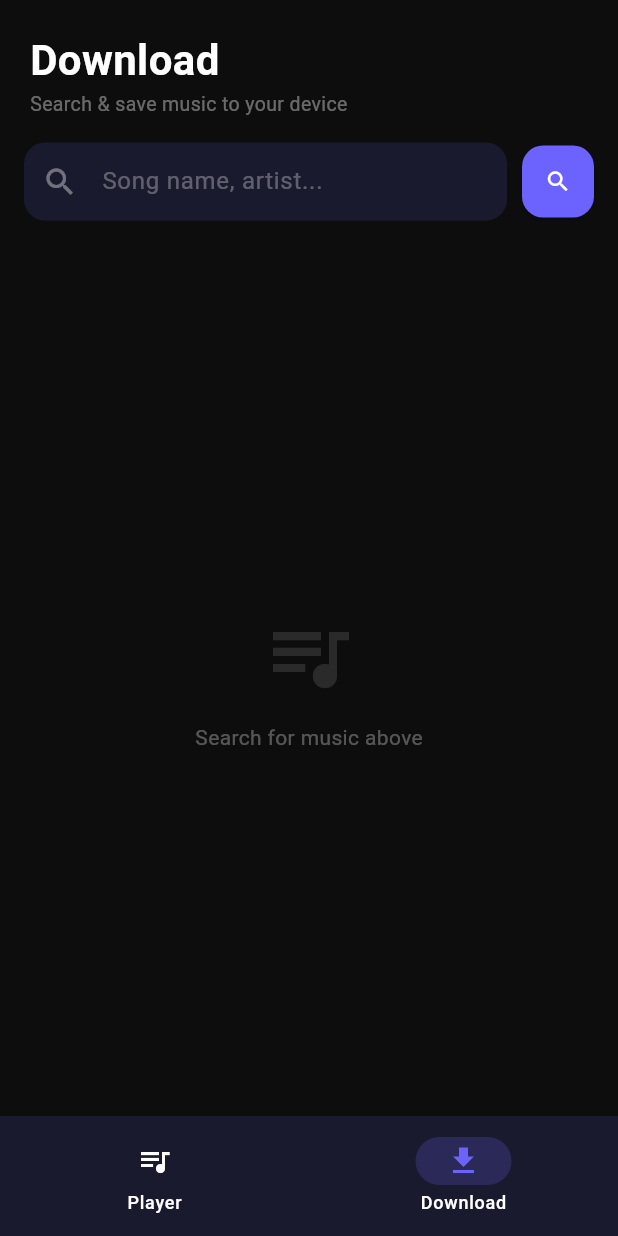
After one commit to Dnggr/Resonance, a Flutter app: the screen it shows after launch, item 2 of the bottom bar chosen, on a phone screen of 412 x 824 dp. The commit adds this screen. Run offline on Flutter 3.47's test engine with Material 3 defaults, Android fonts, the phone set to English and light mode, and no system bars; our stand-ins replace dio, get, permission_handler; missing offline and left inert: youtube_explode_dart.

Commit message:
phase 2: Downloader service, search, queue UI

```diff
--- /dev/null
+++ b/lib/features/downloader/screens/downloader_screen.dart
@@ -0,0 +1,174 @@
+import 'package:flutter/material.dart';
+import 'package:get/get.dart';
+import '../../../core/theme/app_theme.dart';
+import '../services/downloader_service.dart';
+import '../widgets/search_result_card.dart';
+import '../widgets/download_queue_tile.dart';
+
+class DownloaderScreen extends StatefulWidget {
+  const DownloaderScreen({super.key});
+
+  @override
+  State<DownloaderScreen> createState() => _DownloaderScreenState();
+}
+
+class _DownloaderScreenState extends State<DownloaderScreen> {
+  final DownloaderService _svc = Get.put(DownloaderService());
+  final TextEditingController _searchCtrl = TextEditingController();
+
+  @override
+  void dispose() {
+    _searchCtrl.dispose();
+    super.dispose();
+  }
+
+  @override
+  Widget build(BuildContext context) {
+    return Scaffold(
+      backgroundColor: AppTheme.background,
+      body: SafeArea(
+        child: Column(
+          crossAxisAlignment: CrossAxisAlignment.start,
+          children: [
+            // ── Header ──────────────────────────────────────
+            Padding(
+              padding: const EdgeInsets.fromLTRB(20, 20, 20, 0),
+              child: Column(
+                crossAxisAlignment: CrossAxisAlignment.start,
+                children: [
+                  const Text('Download',
+                      style: TextStyle(
+                          color: Colors.white,
+                          fontSize: 28,
+                          fontWeight: FontWeight.bold)),
+                  Text('Search & save music to your device',
+                      style: TextStyle(color: Colors.white38, fontSize: 13)),
+                ],
+              ),
+            ),
+            const SizedBox(height: 16),
+
+            // ── Search Bar ───────────────────────────────────
+            Padding(
+              padding: const EdgeInsets.symmetric(horizontal: 16),
+              child: Row(children: [
+                Expanded(
+                  child: TextField(
+                    controller: _searchCtrl,
+                    style: const TextStyle(color: Colors.white),
+                    decoration: InputDecoration(
+                      hintText: 'Song name, artist...',
+                      hintStyle: const TextStyle(color: Colors.white30),
+                      prefixIcon:
+                          const Icon(Icons.search, color: Colors.white38),
+                      filled: true,
+                      fillColor: AppTheme.surface,
+                      border: OutlineInputBorder(
+                        borderRadius: BorderRadius.circular(14),
+                        borderSide: BorderSide.none,
+                      ),
+                      contentPadding: const EdgeInsets.symmetric(vertical: 14),
+                    ),
+                    onSubmitted: _svc.searchMusic,
+                  ),
+                ),
+                const SizedBox(width: 10),
+                Obx(() => _svc.searchStatus.value == DownloadStatus.searching
+                    ? const SizedBox(
+                        width: 48,
+                        height: 48,
+                        child: Center(
+                            child: CircularProgressIndicator(
+                                strokeWidth: 2, color: AppTheme.primary)))
+                    : ElevatedButton(
+                        onPressed: () => _svc.searchMusic(_searchCtrl.text),
+                        style: ElevatedButton.styleFrom(
+                          backgroundColor: AppTheme.primary,
+                          shape: RoundedRectangleBorder(
+                              borderRadius: BorderRadius.circular(14)),
+                          minimumSize: const Size(48, 48),
+                          padding: EdgeInsets.zero,
+                        ),
+                        child: const Icon(Icons.search, color: Colors.white),
+                      )),
+              ]),
+            ),
+            const SizedBox(height: 16),
+
+            // ── Download Queue ───────────────────────────────
+            Obx(() {
+              if (_svc.downloadQueue.isEmpty) return const SizedBox.shrink();
+              return Column(
+                crossAxisAlignment: CrossAxisAlignment.start,
+                children: [
+                  Padding(
+                    padding: const EdgeInsets.fromLTRB(20, 0, 20, 8),
+                    child: Row(
+                      mainAxisAlignment: MainAxisAlignment.spaceBetween,
+                      children: [
+                        Text('Queue (${_svc.downloadQueue.length})',
+                            style: const TextStyle(
+                                color: Colors.white70,
+                                fontSize: 13,
+                                fontWeight: FontWeight.w600)),
+                        GestureDetector(
+                          onTap: _svc.clearCompleted,
+                          child: const Text('Clear done',
+                              style: TextStyle(
+                                  color: AppTheme.primary, fontSize: 12)),
+                        ),
+                      ],
+                    ),
+                  ),
+                  ...(_svc.downloadQueue.map((task) => DownloadQueueTile(
+                        task: task,
+                        onRemove: () => _svc.removeFromQueue(task),
+                      ))),
+                  const Divider(color: Colors.white10, height: 24),
+                ],
+              );
+            }),
+
+            // ── Search Results ───────────────────────────────
+            Expanded(
+              child: Obx(() {
+                if (_svc.searchStatus.value == DownloadStatus.error) {
+                  return Center(
+                    child: Text(_svc.searchError.value,
+                        style: const TextStyle(color: AppTheme.accent)),
+                  );
+                }
+                if (_svc.searchResults.isEmpty &&
+                    _svc.searchStatus.value == DownloadStatus.idle) {
+                  return const Center(
+                    child: Column(
+                      mainAxisSize: MainAxisSize.min,
+                      children: [
+                        Icon(Icons.queue_music,
+                            size: 64, color: Colors.white12),
+                        SizedBox(height: 12),
+                        Text('Search for music above',
+                            style: TextStyle(color: Colors.white30)),
+                      ],
+                    ),
+                  );
+                }
+                return ListView.builder(
+                  itemCount: _svc.searchResults.length,
+                  padding: const EdgeInsets.only(bottom: 16),
+                  itemBuilder: (_, i) {
+                    final video = _svc.searchResults[i];
+                    return SearchResultCard(
+                      video: video,
+                      onDownload: (fmt) => _svc.downloadTrack(video, fmt),
+                    );
+                  },
+                );
+              }),
+            ),
+          ],
+        ),
+      ),
+    );
+  }
+}
--- /dev/null
+++ b/lib/features/downloader/services/downloader_service.dart
@@ -0,0 +1,178 @@
+import 'dart:io';
+import 'package:dio/dio.dart';
+import 'package:path_provider/path_provider.dart';
+import 'package:permission_handler/permission_handler.dart';
+import 'package:youtube_explode_dart/youtube_explode_dart.dart';
+import 'package:get/get.dart';
+
+enum DownloadFormat { mp3, mp4, flac }
+
+enum DownloadStatus { idle, searching, downloading, done, error }
+
+class DownloadTask {
+  final String videoId;
+  final String title;
+  final String thumbnail;
+  final DownloadFormat format;
+  RxDouble progress = 0.0.obs;
+  Rx<DownloadStatus> status = DownloadStatus.idle.obs;
+  String? filePath;
+  String? errorMessage;
+
+  DownloadTask({
+    required this.videoId,
+    required this.title,
+    required this.thumbnail,
+    required this.format,
+  });
+}
+
+class DownloaderService extends GetxController {
+  final YoutubeExplode _yt = YoutubeExplode();
+  final Dio _dio = Dio();
+
+  RxList<Video> searchResults = <Video>[].obs;
+  RxList<DownloadTask> downloadQueue = <DownloadTask>[].obs;
+  Rx<DownloadStatus> searchStatus = DownloadStatus.idle.obs;
+  RxString searchError = ''.obs;
+
+  // ─── Search ───────────────────────────────────────────────
+  Future<void> searchMusic(String query) async {
+    if (query.trim().isEmpty) return;
+    searchResults.clear();
+    searchStatus.value = DownloadStatus.searching;
+    searchError.value = '';
+
+    try {
+      final results = await _yt.search.search(query);
+      searchResults.assignAll(results);
+      searchStatus.value = DownloadStatus.idle;
+    } catch (e) {
+      searchStatus.value = DownloadStatus.error;
+      searchError.value = 'Search failed: ${e.toString()}';
+    }
+  }
+
+  // ─── Download ─────────────────────────────────────────────
+  Future<void> downloadTrack(Video video, DownloadFormat format) async {
+    final task = DownloadTask(
+      videoId: video.id.value,
+      title: video.title,
+      thumbnail: video.thumbnails.mediumResUrl,
+      format: format,
+    );
+    downloadQueue.add(task);
+    task.status.value = DownloadStatus.downloading;
+
+    try {
+      // 1. Check & request storage permission
+      final hasPermission = await _requestStoragePermission();
+      if (!hasPermission) {
+        task.status.value = DownloadStatus.error;
+        task.errorMessage = 'Storage permission denied';
+        return;
+      }
+
+      // 2. Get the save directory
+      final saveDir = await _getMusicDirectory();
+
+      // 3. Sanitize filename
+      final safeName = video.title
+          .replaceAll(RegExp(r'[\\/:*?"<>|]'), '_')
+          .substring(0, video.title.length.clamp(0, 80));
+      final ext = format == DownloadFormat.mp4 ? 'mp4' : 'mp3';
+      final filePath = '${saveDir.path}/$safeName.$ext';
+
+      if (format == DownloadFormat.mp4) {
+        await _downloadVideo(video.id, filePath, task);
+      } else {
+        await _downloadAudio(video.id, filePath, task);
+      }
+
+      task.filePath = filePath;
+      task.status.value = DownloadStatus.done;
+    } catch (e) {
+      task.status.value = DownloadStatus.error;
+      task.errorMessage = e.toString();
+    }
+  }
+
+  Future<void> _downloadAudio(
+      VideoId videoId, String filePath, DownloadTask task) async {
+    final manifest = await _yt.videos.streamsClient.getManifest(videoId);
+    final streamInfo = manifest.audioOnly.withHighestBitrate();
+    final stream = _yt.videos.streamsClient.get(streamInfo);
+
+    final file = File(filePath);
+    final sink = file.openWrite();
+    final totalBytes = streamInfo.size.totalBytes;
+    int downloaded = 0;
+
+    await for (final chunk in stream) {
+      sink.add(chunk);
+      downloaded += chunk.length;
+      task.progress.value = downloaded / totalBytes;
+    }
+    await sink.flush();
+    await sink.close();
+  }
+
+  Future<void> _downloadVideo(
+      VideoId videoId, String filePath, DownloadTask task) async {
+    final manifest = await _yt.videos.streamsClient.getManifest(videoId);
+    final streamInfo = manifest.muxed.withHighestBitrate();
+
+    final response = await _dio.download(
+      streamInfo.url.toString(),
+      filePath,
+      onReceiveProgress: (received, total) {
+        if (total > 0) task.progress.value = received / total;
+      },
+    );
+
+    if (response.statusCode != 200) {
+      throw Exception('Download failed: HTTP ${response.statusCode}');
+    }
+  }
+
+  // ─── Permissions & Directory ──────────────────────────────
+  Future<bool> _requestStoragePermission() async {
+    if (Platform.isAndroid) {
+      if (await Permission.audio.isGranted) return true;
+      final result = await Permission.audio.request();
+      if (result.isGranted) return true;
+      // Fallback for older Android
+      final legacy = await Permission.storage.request();
+      return legacy.isGranted;
+    }
+    return true;
+  }
+
+  Future<Directory> _getMusicDirectory() async {
+    // Tries external Music folder first, falls back to app documents
+    try {
+      final extDirs =
+          await getExternalStorageDirectories(type: StorageDirectory.music);
+      if (extDirs != null && extDirs.isNotEmpty) {
+        final dir = extDirs.first;
+        if (!await dir.exists()) await dir.create(recursive: true);
+        return dir;
+      }
+    } catch (_) {}
+    // Fallback
+    final appDir = await getApplicationDocumentsDirectory();
+    final musicDir = Directory('${appDir.path}/Music');
+    if (!await musicDir.exists()) await musicDir.create(recursive: true);
+    return musicDir;
+  }
+
+  void removeFromQueue(DownloadTask task) => downloadQueue.remove(task);
+  void clearCompleted() =>
+      downloadQueue.removeWhere((t) => t.status.value == DownloadStatus.done);
+
+  @override
+  void onClose() {
+    _yt.close();
+    super.onClose();
+  }
+}
--- a/lib/main.dart
+++ b/lib/main.dart
@@ -2,6 +2,7 @@ import 'package:flutter/material.dart';
 import 'package:get/get.dart';
 import 'core/theme/app_theme.dart';
 import 'features/player/screens/player_screen.dart';
+import 'features/downloader/screens/downloader_screen.dart';
 
 void main() {
   runApp(const ResonanceApp());
@@ -16,7 +17,48 @@ class ResonanceApp extends StatelessWidget {
       title: 'Resonance',
       debugShowCheckedModeBanner: false,
       theme: AppTheme.darkTheme,
-      home: const PlayerScreen(),
+      home: const MainShell(),
     );
   }
 }
+
+class MainShell extends StatefulWidget {
+  const MainShell({super.key});
+
+  @override
+  State<MainShell> createState() => _MainShellState();
+}
+
+class _MainShellState extends State<MainShell> {
+  int _currentIndex = 0;
+
+  final List<Widget> _screens = const [
+    PlayerScreen(),
+    DownloaderScreen(),
+  ];
+
+  @override
+  Widget build(BuildContext context) {
+    return Scaffold(
+      body: _screens[_currentIndex],
+      bottomNavigationBar: NavigationBar(
+        backgroundColor: AppTheme.surface,
+        selectedIndex: _currentIndex,
+        indicatorColor: AppTheme.primary.withOpacity(0.2),
+        onDestinationSelected: (i) => setState(() => _currentIndex = i),
+        destinations: const [
+          NavigationDestination(
+            icon: Icon(Icons.queue_music_outlined),
+            selectedIcon: Icon(Icons.queue_music, color: AppTheme.primary),
+            label: 'Player',
+          ),
+          NavigationDestination(
+            icon: Icon(Icons.download_outlined),
+            selectedIcon: Icon(Icons.download, color: AppTheme.primary),
+            label: 'Download',
+          ),
+        ],
+      ),
+    );
+  }
+}
```
Also changed, not shown: lib/features/downloader/widgets/download_queue_tile.dart (added, +107 -0 lines), lib/features/downloader/widgets/search_result_card.dart (added, +97 -0 lines).
